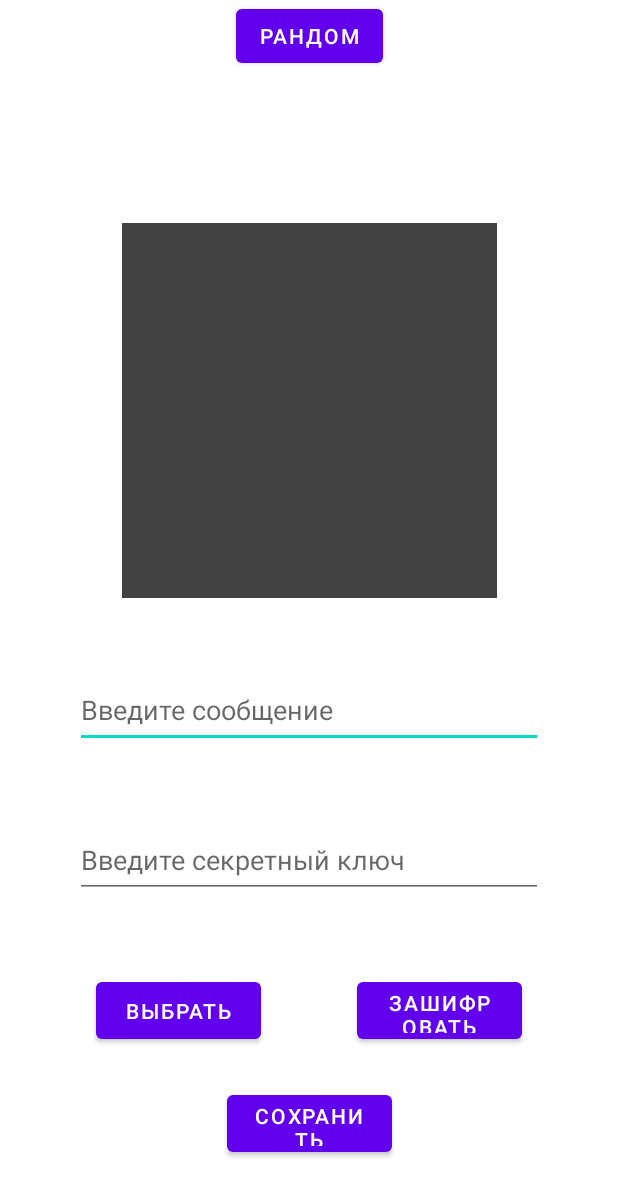
After one commit to Nnnshei/Steganography, an Android app: the layout fragment_encoding.xml on its own in the app's theme, with its tools: preview values and no code run, on a phone screen of 412 x 824 dp. The commit adds this screen. Shown: the top 1196 px of the screen. Run offline under Robolectric (Android 15) with nearby library versions, the phone set to English and light mode, and no system bars.

Commit message:
Сделал шифрование и расшифровку текста

```diff
--- a/app/build.gradle
+++ b/app/build.gradle
@@ -51,6 +51,7 @@ dependencies {
     implementation 'androidx.navigation:navigation-fragment-ktx:2.2.2'
     implementation 'androidx.navigation:navigation-ui-ktx:2.2.2'
     implementation 'androidx.legacy:legacy-support-v4:1.0.0'
+    implementation 'com.github.aagarwal1012:Image-Steganography-Library-Android:v1.1'
     kapt "androidx.room:room-compiler:$room_version"
     // For Kotlin use kapt instead of annotationProcessor
 
--- a/app/src/main/AndroidManifest.xml
+++ b/app/src/main/AndroidManifest.xml
@@ -1,6 +1,9 @@
 <?xml version="1.0" encoding="utf-8"?>
 <manifest xmlns:android="http://schemas.android.com/apk/res/android"
     package="com.maxsch.symmetricguide">
+
+    <uses-permission android:name="android.permission.READ_EXTERNAL_STORAGE" />
+    <uses-permission android:name="android.permission.WRITE_EXTERNAL_STORAGE" />
 
     <application
         android:name=".App"
@@ -10,9 +13,12 @@
         android:roundIcon="@mipmap/ic_launcher_round"
         android:supportsRtl="true"
         android:theme="@style/AppTheme">
+        <activity android:name=".ui.decoding.DecodingFragment"/>
+        <activity android:name=".ui.encoding.EncodingFragment" />
         <activity android:name=".ui.login.LoginActivity">
             <intent-filter>
                 <action android:name="android.intent.action.MAIN" />
+
 
                 <category android:name="android.intent.category.LAUNCHER" />
             </intent-filter>
--- a/app/src/main/java/com/maxsch/symmetricguide/AppModule.kt
+++ b/app/src/main/java/com/maxsch/symmetricguide/AppModule.kt
@@ -3,7 +3,6 @@ package com.maxsch.symmetricguide
 import android.content.Context
 import android.content.SharedPreferences
 import androidx.room.Room
-import com.maxsch.symmetricguide.data.datasource.material.MaterialDataSource
 import com.maxsch.symmetricguide.data.datasource.session.SessionDataSource
 import com.maxsch.symmetricguide.data.datasource.user.UserDatabase
 import com.maxsch.symmetricguide.data.repository.session.SessionRepositoryImpl
@@ -33,7 +32,6 @@ val appModule = module {
     }
     single { get<UserDatabase>().userDao() }
     single { SessionDataSource(get()) }
-    single { MaterialDataSource() }
     single<SessionRepository> { SessionRepositoryImpl(get()) }
     single<UserRepository> { UserRepositoryImpl(get()) }
     single { LoginPresenter(get(), get()) }
--- /dev/null
+++ b/app/src/main/java/com/maxsch/symmetricguide/presentation/steganography/SteganographyPresenter.kt
@@ -0,0 +1,4 @@
+package com.maxsch.symmetricguide.presentation.steganography
+
+class SteganographyPresenter {
+}
--- /dev/null
+++ b/app/src/main/java/com/maxsch/symmetricguide/ui/encoding/EncodingView.kt
@@ -0,0 +1,4 @@
+package com.maxsch.symmetricguide.ui.encoding
+
+interface EncodingView {
+}
--- a/app/src/main/java/com/maxsch/symmetricguide/ui/login/LoginView.kt
+++ b/app/src/main/java/com/maxsch/symmetricguide/ui/login/LoginView.kt
@@ -1,16 +1,13 @@
 package com.maxsch.symmetricguide.ui.login
 
 import moxy.MvpView
-import moxy.viewstate.strategy.alias.AddToEndSingle
 import moxy.viewstate.strategy.alias.Skip
 
 interface LoginView : MvpView {
 
-    @AddToEndSingle
-    fun showContent()
 
     @Skip
-    fun openMaterialsListScreen()
+    fun openMenuScreen()
 
     @Skip
     fun showError()
--- a/app/src/main/java/com/maxsch/symmetricguide/ui/register/RegisterFragment.kt
+++ b/app/src/main/java/com/maxsch/symmetricguide/ui/register/RegisterFragment.kt
@@ -27,6 +27,6 @@ class RegisterFragment : MvpAppCompatFragment(R.layout.fragment_register), Regis
     }
 
     override fun login() {
-//        findNavController().navigate(R.id.action_registerFragment_to_MaterialsFragment)
+        findNavController().navigate(R.id.action_registerFragment_to_menuFragment)
     }
 }
--- /dev/null
+++ b/app/src/main/res/layout/fragment_encoding.xml
@@ -0,0 +1,75 @@
+<?xml version="1.0" encoding="utf-8"?>
+<androidx.constraintlayout.widget.ConstraintLayout xmlns:android="http://schemas.android.com/apk/res/android"
+    xmlns:app="http://schemas.android.com/apk/res-auto"
+    android:layout_width="match_parent"
+    android:layout_height="match_parent">
+
+    <ImageView
+        android:id="@+id/srcImageEncoding"
+        android:layout_width="250dp"
+        android:layout_height="250dp"
+        android:layout_margin="50dp"
+        android:src="@color/cardview_dark_background"
+        app:layout_constraintBottom_toTopOf="@id/imageMessage"
+        app:layout_constraintEnd_toEndOf="parent"
+        app:layout_constraintStart_toStartOf="parent" />
+
+    <EditText
+        android:id="@+id/imageMessage"
+        android:layout_width="match_parent"
+        android:layout_height="50dp"
+        android:layout_margin="50dp"
+        android:hint="Введите сообщение"
+        app:layout_constraintBottom_toTopOf="@id/secretKey"
+        app:layout_constraintEnd_toEndOf="parent"
+        app:layout_constraintStart_toStartOf="parent" />
+
+    <EditText
+        android:id="@+id/secretKey"
+        android:layout_width="match_parent"
+        android:layout_height="50dp"
+        android:layout_margin="50dp"
+        android:hint="Введите секретный ключ"
+        app:layout_constraintBottom_toTopOf="@id/btnChooseImage"
+        app:layout_constraintEnd_toEndOf="parent"
+        app:layout_constraintStart_toStartOf="parent" />
+
+    <Button
+        android:id="@+id/btnChooseImage"
+        android:layout_width="110dp"
+        android:layout_height="50dp"
+        android:layout_marginBottom="25dp"
+        android:text="Выбрать"
+        app:layout_constraintBottom_toTopOf="@id/btnSaveImage"
+        app:layout_constraintEnd_toStartOf="@id/btnEncode"
+        app:layout_constraintStart_toStartOf="parent" />
+
+    <Button
+        android:id="@+id/btnEncode"
+        android:layout_width="110dp"
+        android:layout_height="50dp"
+        android:layout_marginBottom="25dp"
+        android:text="Зашифровать"
+        app:layout_constraintBottom_toTopOf="@id/btnSaveImage"
+        app:layout_constraintEnd_toEndOf="parent"
+        app:layout_constraintStart_toEndOf="@id/btnChooseImage" />
+
+    <Button
+        android:id="@+id/btnSaveImage"
+        android:layout_width="110dp"
+        android:layout_height="50dp"
+        android:layout_marginBottom="50dp"
+        android:text="Сохранить"
+        app:layout_constraintBottom_toBottomOf="parent"
+        app:layout_constraintEnd_toEndOf="parent"
+        app:layout_constraintStart_toStartOf="parent" />
+
+    <Button
+        android:id="@+id/btnRandomizeKey"
+        android:layout_width="wrap_content"
+        android:layout_height="wrap_content"
+        android:text="Рандом"
+        app:layout_constraintEnd_toEndOf="parent"
+        app:layout_constraintStart_toStartOf="parent"
+        app:layout_constraintTop_toTopOf="parent" />
+</androidx.constraintlayout.widget.ConstraintLayout>
--- a/build.gradle
+++ b/build.gradle
@@ -2,8 +2,7 @@
 
 buildscript {
     ext.kotlin_version = '1.3.71'
-    repositories {
-        google()
+    repositories {        google()
         jcenter()
 
     }
@@ -21,7 +20,9 @@ allprojects {
         google()
         jcenter()
         maven { url "https://oss.jfrog.org/libs-snapshot" }
+        maven { url 'https://jitpack.io' }
     }
+
 }
 
 task clean(type: Delete) {
```
Also changed, not shown: app/src/main/java/com/maxsch/symmetricguide/presentation/login/LoginPresenter.kt (+4 -5 lines), app/src/main/java/com/maxsch/symmetricguide/ui/decoding/DecodingFragment.kt (added, +81 -0 lines), app/src/main/java/com/maxsch/symmetricguide/ui/encoding/EncodingFragment.kt (added, +155 -0 lines), app/src/main/java/com/maxsch/symmetricguide/ui/login/LoginFragment.kt (+2 -8 lines), app/src/main/java/com/maxsch/symmetricguide/ui/menu/MenuFragment.kt (added, +29 -0 lines), app/src/main/res/layout/fragment_decoding.xml (added, +57 -0 lines), app/src/main/res/layout/fragment_login.xml (+0 -15 lines), app/src/main/res/layout/fragment_menu.xml (added, +37 -0 lines), app/src/main/res/navigation/nav_graph.xml (+30 -1 lines).
